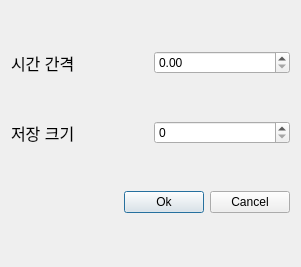
Qt form SettingsDialog.ui (gkdisdhfl1/PowerSimulator) before a commit.
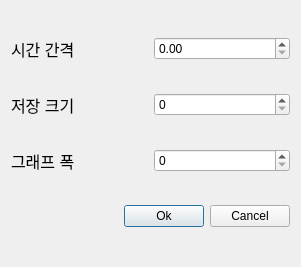
The same form after that commit.

Commit message:
Refactor(settings): UI 정의를 C++ 코드에서 .ui 파일로 분리
SettingsDialog의 '그래프 폭' 관련 UI 요소 생성을 C++ 코드에서 .ui 파일로 이전.

이전에는 C++코드 내에서 QLabel, QDoubleSpinBox 위젯을 직접 생성하고 레이아웃에 추가함.
현재 Qt Designer을 통해 UI를 정의

UI의 구조와 C++로직을 분리하여, Qt Designer의 장점을 활용하고 코드의 가독성과 유지보수성을 향상시킴

- 수정: m_data.push_back()에서 DataPoint 생략

The edit to the form file:
```diff
--- a/SettingsDialog.ui
+++ b/SettingsDialog.ui
@@ -58,6 +58,31 @@
      </item>
     </layout>
    </item>
+   <item>
+    <layout class="QHBoxLayout" name="horizontalLayout">
+     <item>
+      <widget class="QLabel" name="graphWidthLabel">
+       <property name="sizePolicy">
+        <sizepolicy hsizetype="Minimum" vsizetype="Minimum">
+         <horstretch>0</horstretch>
+         <verstretch>0</verstretch>
+        </sizepolicy>
+       </property>
+       <property name="font">
+        <font>
+         <pointsize>12</pointsize>
+        </font>
+       </property>
+       <property name="text">
+        <string>그래프 폭</string>
+       </property>
+      </widget>
+     </item>
+     <item>
+      <widget class="QSpinBox" name="graphWidthSpinBox"/>
+     </item>
+    </layout>
+   </item>
    <item>
     <layout class="QHBoxLayout" name="horizontalLayout_2">
      <item>
```
The commit also changes 4 other files.
